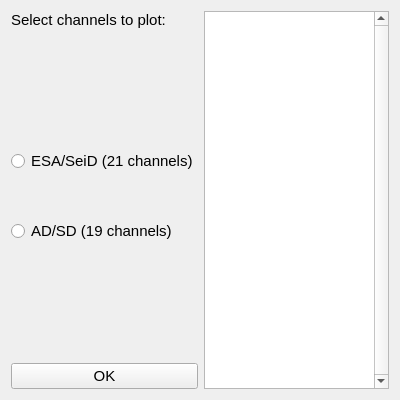
X-Augenstern/EAViz, file ui/select_signals_form.ui: the form before one commit.
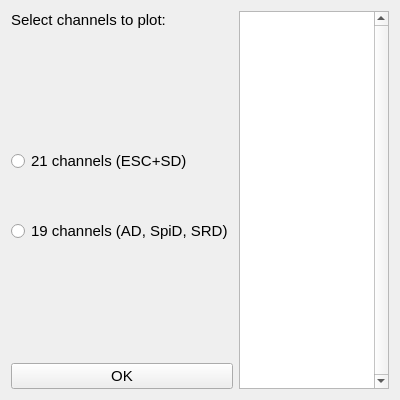
The form after the commit.

The edit to the form file:
```diff
--- a/ui/select_signals_form.ui
+++ b/ui/select_signals_form.ui
@@ -70,7 +70,13 @@
             </font>
            </property>
            <property name="text">
-            <string>ESA/SeiD (21 channels)</string>
+            <string>21 channels (ESC+SD)</string>
+           </property>
+           <property name="checkable">
+            <bool>true</bool>
+           </property>
+           <property name="checked">
+            <bool>false</bool>
            </property>
           </widget>
          </item>
@@ -100,7 +106,7 @@
             </font>
            </property>
            <property name="text">
-            <string>AD/SD (19 channels)</string>
+            <string>19 channels (AD, SpiD, SRD)</string>
            </property>
           </widget>
          </item>
```
